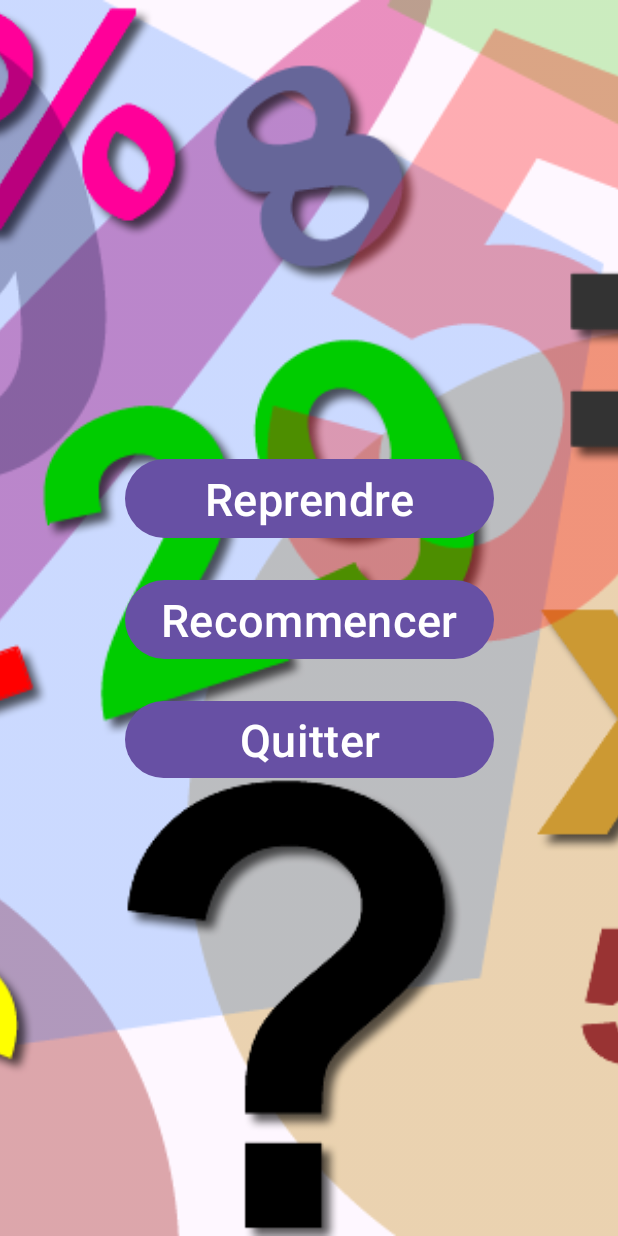
After one commit to nehm33/android_calcul, an Android app: the fragment PauseFragment shown on its own in the app's theme, on a phone screen of 412 x 824 dp. The commit adds this screen. Run offline under Robolectric (Android 15) with nearby library versions, the phone set to English and light mode, and no system bars.

Commit message:
Add pause fragment

```diff
--- /dev/null
+++ b/app/src/main/java/com/platydev/calculmental/ui/pause/PauseFragment.java
@@ -0,0 +1,40 @@
+package com.platydev.calculmental.ui.pause;
+
+import android.os.Bundle;
+
+import androidx.fragment.app.Fragment;
+
+import android.view.LayoutInflater;
+import android.view.View;
+import android.view.ViewGroup;
+
+import com.platydev.calculmental.R;
+
+/**
+ * A simple {@link Fragment} subclass.
+ * Use the {@link PauseFragment#newInstance} factory method to
+ * create an instance of this fragment.
+ */
+public class PauseFragment extends Fragment {
+
+    public PauseFragment() {
+        // Required empty public constructor
+    }
+
+
+    public static PauseFragment newInstance(String param1, String param2) {
+        return new PauseFragment();
+    }
+
+    @Override
+    public void onCreate(Bundle savedInstanceState) {
+        super.onCreate(savedInstanceState);
+    }
+
+    @Override
+    public View onCreateView(LayoutInflater inflater, ViewGroup container,
+                             Bundle savedInstanceState) {
+        // Inflate the layout for this fragment
+        return inflater.inflate(R.layout.fragment_pause, container, false);
+    }
+}
--- a/app/src/main/res/layout/activity_main.xml
+++ b/app/src/main/res/layout/activity_main.xml
@@ -5,5 +5,5 @@
     android:id="@+id/container"
     android:layout_width="match_parent"
     android:layout_height="match_parent"
-    android:name="com.platydev.calculmental.ui.game.GameFragment"
+    android:name="com.platydev.calculmental.ui.welcome.WelcomeFragment"
     tools:layout="@layout/fragment_welcome" />
--- /dev/null
+++ b/app/src/main/res/layout/fragment_pause.xml
@@ -0,0 +1,58 @@
+<?xml version="1.0" encoding="utf-8"?>
+<androidx.constraintlayout.widget.ConstraintLayout xmlns:android="http://schemas.android.com/apk/res/android"
+    xmlns:tools="http://schemas.android.com/tools"
+    xmlns:app="http://schemas.android.com/apk/res-auto"
+    android:layout_width="match_parent"
+    android:layout_height="match_parent"
+    tools:context=".ui.pause.PauseFragment">
+
+    <ImageView
+        android:id="@+id/imageView"
+        android:layout_width="0dp"
+        android:layout_height="0dp"
+        android:importantForAccessibility="no"
+        android:scaleType="centerCrop"
+        app:layout_constraintBottom_toBottomOf="parent"
+        app:layout_constraintEnd_toEndOf="parent"
+        app:layout_constraintStart_toStartOf="parent"
+        app:layout_constraintTop_toTopOf="parent"
+        app:srcCompat="@drawable/calcul_mental" />
+
+    <LinearLayout
+        android:layout_width="wrap_content"
+        android:layout_height="wrap_content"
+        app:layout_constraintLeft_toLeftOf="parent"
+        app:layout_constraintRight_toRightOf="parent"
+        app:layout_constraintTop_toTopOf="parent"
+        app:layout_constraintBottom_toBottomOf="parent"
+        android:gravity="center"
+        android:orientation="vertical"
+        tools:context=".ui.welcome.WelcomeFragment">
+
+        <Button
+            android:layout_width="match_parent"
+            android:layout_height="wrap_content"
+            android:id="@+id/startButton"
+            android:layout_marginBottom="20dp"
+            android:textSize="30sp"
+            android:text="@string/reprendre" />
+
+        <Button
+            android:layout_width="match_parent"
+            android:layout_height="wrap_content"
+            android:id="@+id/restartButton"
+            android:layout_marginBottom="20dp"
+            android:textSize="30sp"
+            android:text="@string/recommencer" />
+
+        <Button
+            android:layout_width="match_parent"
+            android:layout_height="wrap_content"
+            android:id="@+id/quitButton"
+            android:padding="5dp"
+            android:textSize="30sp"
+            android:text="@string/quitter" />
+
+    </LinearLayout>
+
+</androidx.constraintlayout.widget.ConstraintLayout>
--- a/app/src/main/res/values/strings.xml
+++ b/app/src/main/res/values/strings.xml
@@ -23,4 +23,7 @@
     <string name="_1">1</string>
     <string name="_2">2</string>
     <string name="_3">3</string>
+    <string name="reprendre">Reprendre</string>
+    <string name="recommencer">Recommencer</string>
+    <string name="quitter">Quitter</string>
 </resources>
```
